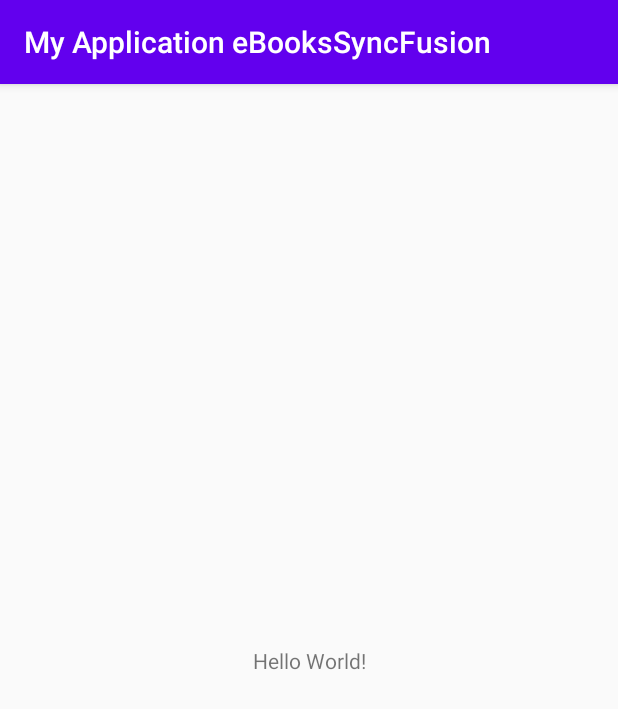
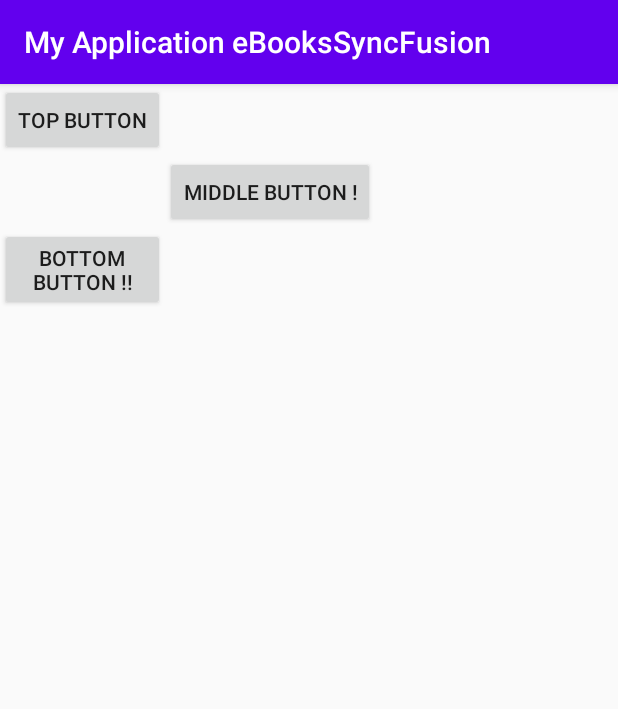
Before and after one commit to fccoul/AndroidReview, an Android app: the screen it shows after launch (MainActivity before the commit, LayoutActivity after it), on a phone screen of 412 x 824 dp. Shown: the top 709 px of the screen. Run offline under Robolectric (Android 15) with nearby library versions, the phone set to English and light mode, and no system bars.

Commit message:
UI Components  -layout

```diff
--- /dev/null
+++ b/MyApplicationeBooksSyncFusion/app/src/main/java/com/example/myapplicationebookssyncfusion/LayoutActivity.java
@@ -0,0 +1,14 @@
+package com.example.myapplicationebookssyncfusion;
+
+import androidx.appcompat.app.AppCompatActivity;
+
+import android.os.Bundle;
+
+public class LayoutActivity extends AppCompatActivity {
+
+    @Override
+    protected void onCreate(Bundle savedInstanceState) {
+        super.onCreate(savedInstanceState);
+        setContentView(R.layout.activity_layout);
+    }
+}
--- /dev/null
+++ b/MyApplicationeBooksSyncFusion/app/src/main/res/layout/activity_layout.xml
@@ -0,0 +1,33 @@
+<?xml version="1.0" encoding="utf-8"?>
+<RelativeLayout xmlns:android="http://schemas.android.com/apk/res/android"
+    xmlns:tools="http://schemas.android.com/tools"
+    android:layout_width="match_parent"
+    android:layout_height="match_parent"
+    tools:context=".LayoutActivity">
+
+    <Button
+        android:layout_width="wrap_content"
+        android:layout_height="wrap_content"
+
+        android:text="Top Button"
+        android:layout_weight="2"
+        android:id="@+id/btnTop"/>
+
+    <Button
+        android:id="@+id/btnMiddle"
+        android:layout_width="wrap_content"
+        android:layout_height="wrap_content"
+        android:text="Middle Button !"
+        android:layout_below="@+id/btnTop"
+        android:layout_toRightOf="@+id/btnTop"
+        android:layout_centerVertical="true" />
+
+    <Button
+        android:layout_width="wrap_content"
+        android:layout_height="wrap_content"
+        android:layout_below="@+id/btnMiddle"
+        android:layout_toLeftOf="@+id/btnMiddle"
+        android:text="Bottom Button !!"
+        android:id="@+id/btnBottom"/>
+
+</RelativeLayout>
--- a/MyApplicationeBooksSyncFusion/app/src/main/res/values/strings.xml
+++ b/MyApplicationeBooksSyncFusion/app/src/main/res/values/strings.xml
@@ -1,3 +1,8 @@
 <resources>
     <string name="app_name">My Application eBooksSyncFusion</string>
+    <string name="btnFirst">Click kpleus</string>
+    <string name="btnRed">Red Button</string>
+    <string name="btnBlue">blue Button</string>
+    <string name="nameLabel">Full Name : &#160;</string>
+    <string name="phoneLabel">Phone : :&#160;</string>
 </resources>
```
Also changed, not shown: MyApplicationeBooksSyncFusion/app/src/main/AndroidManifest.xml (+22 -0 lines), MyApplicationeBooksSyncFusion/app/src/main/java/com/example/myapplicationebookssyncfusion/CustomAdapter.java (added, +65 -0 lines), MyApplicationeBooksSyncFusion/app/src/main/java/com/example/myapplicationebookssyncfusion/DataItem.java (added, +13 -0 lines), MyApplicationeBooksSyncFusion/app/src/main/java/com/example/myapplicationebookssyncfusion/LayoutList.java (added, +77 -0 lines), MyApplicationeBooksSyncFusion/app/src/main/java/com/example/myapplicationebookssyncfusion/LayoutListCustomized.java (added, +31 -0 lines), MyApplicationeBooksSyncFusion/app/src/main/java/com/example/myapplicationebookssyncfusion/MainActivity.java (+20 -0 lines), MyApplicationeBooksSyncFusion/app/src/main/java/com/example/myapplicationebookssyncfusion/SecondActivity.java (added, +25 -0 lines), MyApplicationeBooksSyncFusion/app/src/main/res/layout/activity_main.xml (+22 -0 lines), MyApplicationeBooksSyncFusion/app/src/main/res/layout/activity_second.xml (added, +19 -0 lines), MyApplicationeBooksSyncFusion/app/src/main/res/layout/gridviewdata.xml (added, +24 -0 lines), MyApplicationeBooksSyncFusion/app/src/main/res/layout/list_item.xml (added, +34 -0 lines), MyApplicationeBooksSyncFusion/app/src/main/res/layout/listviewcustomized.xml (added, +14 -0 lines), MyApplicationeBooksSyncFusion/app/src/main/res/layout/listviewdata.xml (added, +12 -0 lines), 1 other file.
